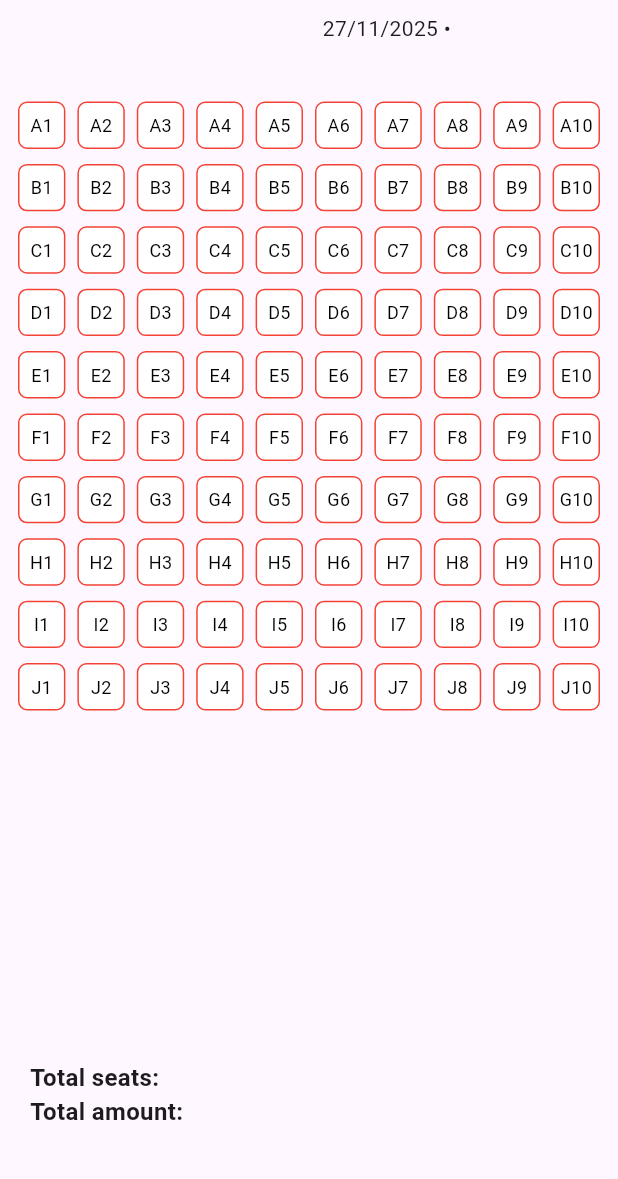
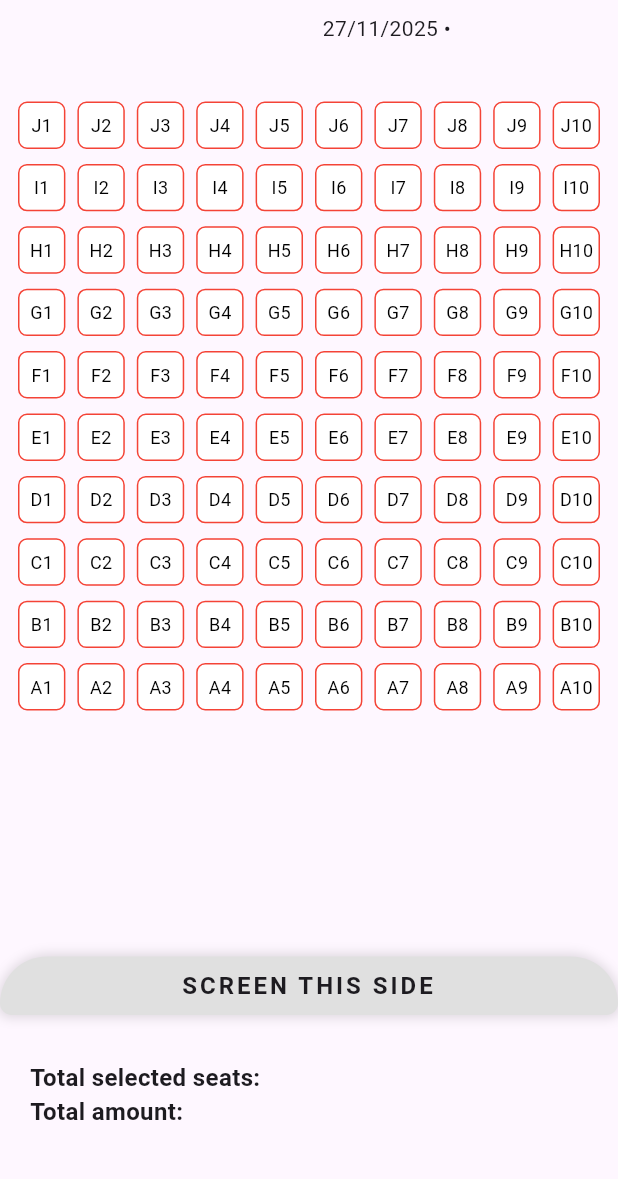
Before and after one commit to niravnasit9/movie_ticket_booking, a Flutter app: the SeatSelectionScreen screen opened directly with sample values from the repository, on a phone screen of 412 x 824 dp, the part 47-1226 px from its top. Run offline on Flutter 3.47's test engine with Material 3 defaults, Android fonts, the phone set to English and light mode, and no system bars; network calls fail.

Commit message:
First commit

```diff
--- a/lib/seatSelectionScreen.dart
+++ b/lib/seatSelectionScreen.dart
@@ -64,8 +64,9 @@ class _SeatSelectionScreenState extends State<SeatSelectionScreen> {
                 itemBuilder: (context, index) {
                   int row = index ~/ 10;
                   int col = index % 10;
-
-                  String seatId = "${String.fromCharCode(65 + row)}${col + 1}";
+                  int reversedRow = 9 - row;
+                  String seatId =
+                      "${String.fromCharCode(65 + reversedRow)}${col + 1}";
 
                   bool selected = selectedSeats.contains(seatId);
                   return GestureDetector(
@@ -96,6 +97,37 @@ class _SeatSelectionScreenState extends State<SeatSelectionScreen> {
                 },
               ),
             ),
+            Padding(
+              padding: const EdgeInsets.symmetric(vertical: 10),
+              child: Container(
+                width: double.infinity,
+                padding: const EdgeInsets.symmetric(vertical: 8),
+                decoration: BoxDecoration(
+                  color: Colors.grey.shade300,
+                  borderRadius: BorderRadius.vertical(
+                    top: Radius.circular(40),
+                    bottom: Radius.circular(10),
+                  ),
+                  boxShadow: [
+                    BoxShadow(
+                      color: Colors.black12,
+                      blurRadius: 6,
+                      spreadRadius: 2,
+                    ),
+                  ],
+                ),
+                child: Text(
+                  "SCREEN THIS SIDE",
+                  textAlign: TextAlign.center,
+                  style: TextStyle(
+                    fontSize: 16,
+                    fontWeight: FontWeight.bold,
+                    letterSpacing: 2,
+                  ),
+                ),
+              ),
+            ),
+            SizedBox(height: 20),
 
             Padding(
               padding: const EdgeInsets.symmetric(horizontal: 20.0),
@@ -103,7 +135,7 @@ class _SeatSelectionScreenState extends State<SeatSelectionScreen> {
                 mainAxisAlignment: MainAxisAlignment.spaceBetween,
                 children: [
                   Text(
-                    "Total seats:",
+                    "Total selected seats:",
                     style: TextStyle(fontSize: 16, fontWeight: FontWeight.w700),
                   ),
                   selectedSeats.isEmpty
@@ -118,6 +150,7 @@ class _SeatSelectionScreenState extends State<SeatSelectionScreen> {
                 ],
               ),
             ),
+
             Padding(
               padding: const EdgeInsets.symmetric(horizontal: 20.0),
               child: Row(
```
Also changed, not shown: lib/seatSelectionPopupDialog.dart (added).
